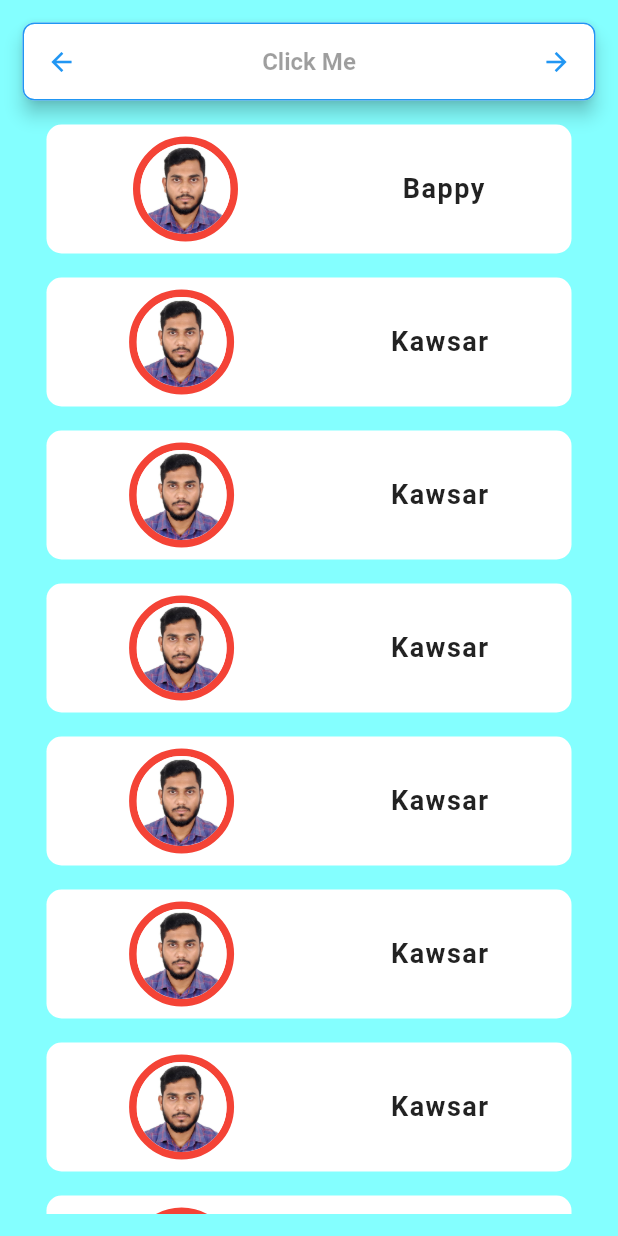
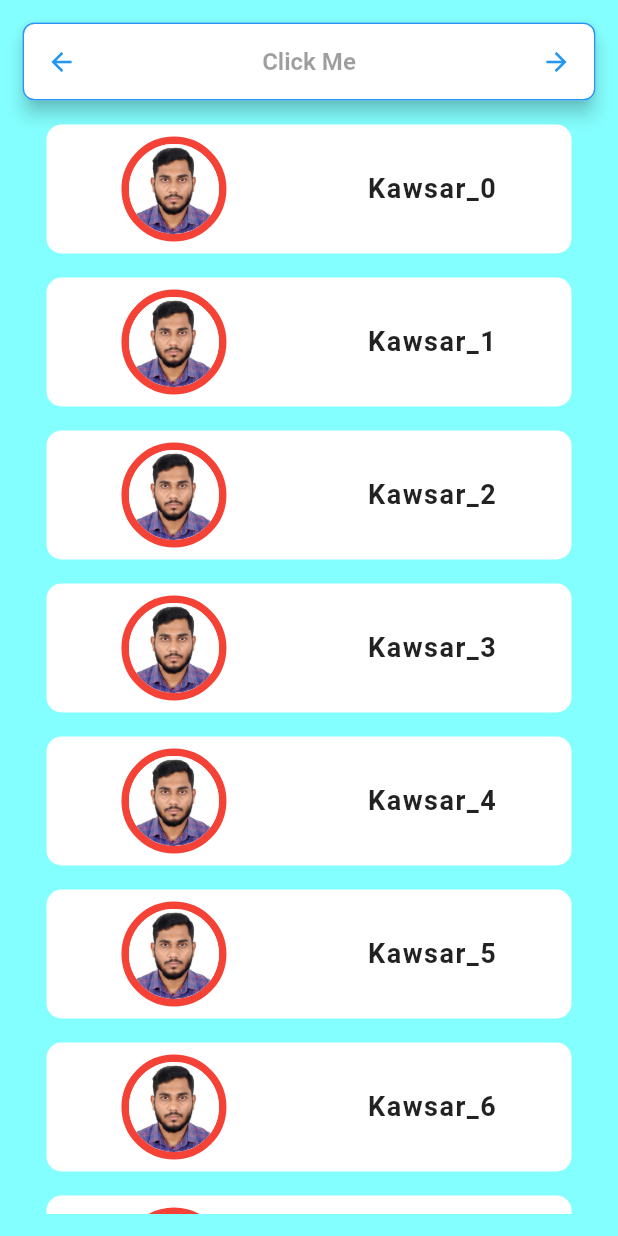
Before and after one commit to Bappy60/flutter_tasks, a Flutter app: the screen it shows after launch, on a phone screen of 412 x 824 dp. Run offline on Flutter 3.47's test engine with Material 3 defaults, Android fonts, the phone set to English and light mode, and no system bars.

Commit message:
used a function to generate imageCells in a listView widget

```diff
--- a/lib/main.dart
+++ b/lib/main.dart
@@ -49,7 +49,7 @@ class MyApp extends StatelessWidget {
                 elevation: WidgetStateProperty.all(5),
                 // Shadow depth (elevation)
                 overlayColor: WidgetStateProperty.resolveWith<Color?>(
-                      (states) {
+                  (states) {
                     if (states.contains(WidgetState.pressed)) {
                       return Colors.blueAccent
                           .withOpacity(0.3); // Button effect on press
@@ -68,68 +68,7 @@ class MyApp extends StatelessWidget {
               child: ListView(
                 shrinkWrap: true,
                 padding: const EdgeInsets.all(8.0),
-                children: const [
-                  ImageCell(
-                    userName: 'Bappy',
-                    imgPath: 'assets/images/bappy_profile.jpg',
-                  ),
-                  ImageCell(
-                    userName: 'Kawsar',
-                    imgPath: 'assets/images/bappy_profile.jpg',
-                  ),
-                  ImageCell(
-                    userName: 'Kawsar',
-                    imgPath: 'assets/images/bappy_profile.jpg',
-                  ),
-                  ImageCell(
-                    userName: 'Kawsar',
-                    imgPath: 'assets/images/bappy_profile.jpg',
-                  ),
-                  ImageCell(
-                    userName: 'Kawsar',
-                    imgPath: 'assets/images/bappy_profile.jpg',
-                  ),
-                  ImageCell(
-                    userName: 'Kawsar',
-                    imgPath: 'assets/images/bappy_profile.jpg',
-                  ),
-                  ImageCell(
-                    userName: 'Kawsar',
-                    imgPath: 'assets/images/bappy_profile.jpg',
-                  ),
-                  ImageCell(
-                    userName: 'Kawsar',
-                    imgPath: 'assets/images/bappy_profile.jpg',
-                  ),
-                  ImageCell(
-                    userName: 'Kawsar',
-                    imgPath: 'assets/images/bappy_profile.jpg',
-                  ),
-                  ImageCell(
-                    userName: 'Kawsar',
-                    imgPath: 'assets/images/bappy_profile.jpg',
-                  ),
-                  ImageCell(
-                    userName: 'Kawsar',
-                    imgPath: 'assets/images/bappy_profile.jpg',
-                  ),
-                  ImageCell(
-                    userName: 'Kawsar',
-                    imgPath: 'assets/images/bappy_profile.jpg',
-                  ),
-                  ImageCell(
-                    userName: 'Kawsar',
-                    imgPath: 'assets/images/bappy_profile.jpg',
-                  ),
-                  ImageCell(
-                    userName: 'Kawsar',
-                    imgPath: 'assets/images/bappy_profile.jpg',
-                  ),
-                  ImageCell(
-                    userName: 'Kawsar',
-                    imgPath: 'assets/images/bappy_profile.jpg',
-                  ),
-                ],
+                children: _generateListCellArray(),
               ),
             )
           ],
@@ -141,4 +80,16 @@ class MyApp extends StatelessWidget {
   void _handleClick() {
     print('Button pressed');
   }
+
+  List<ImageCell> _generateListCellArray() {
+    List<ImageCell> imageCells = [];
+    for (int i = 0; i < 100; i++) {
+      var userName = 'Kawsar_$i';
+      imageCells.add(ImageCell(
+        userName: userName,
+        imgPath: 'assets/images/bappy_profile.jpg',
+      ));
+    }
+    return imageCells;
+  }
 }
```
